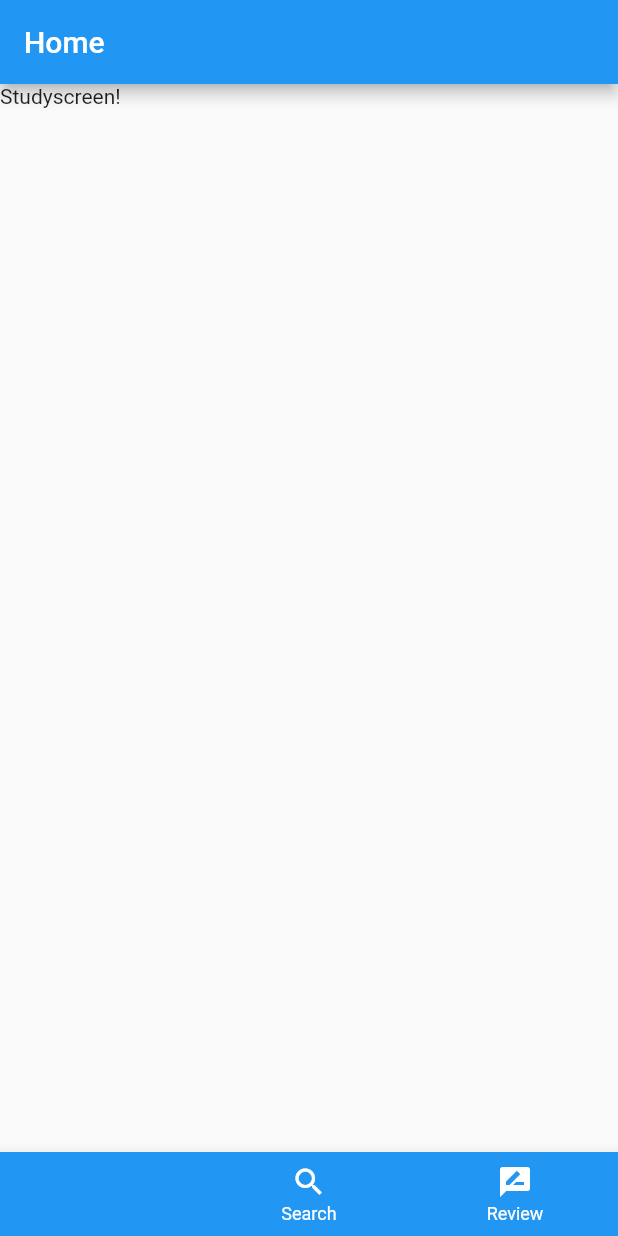
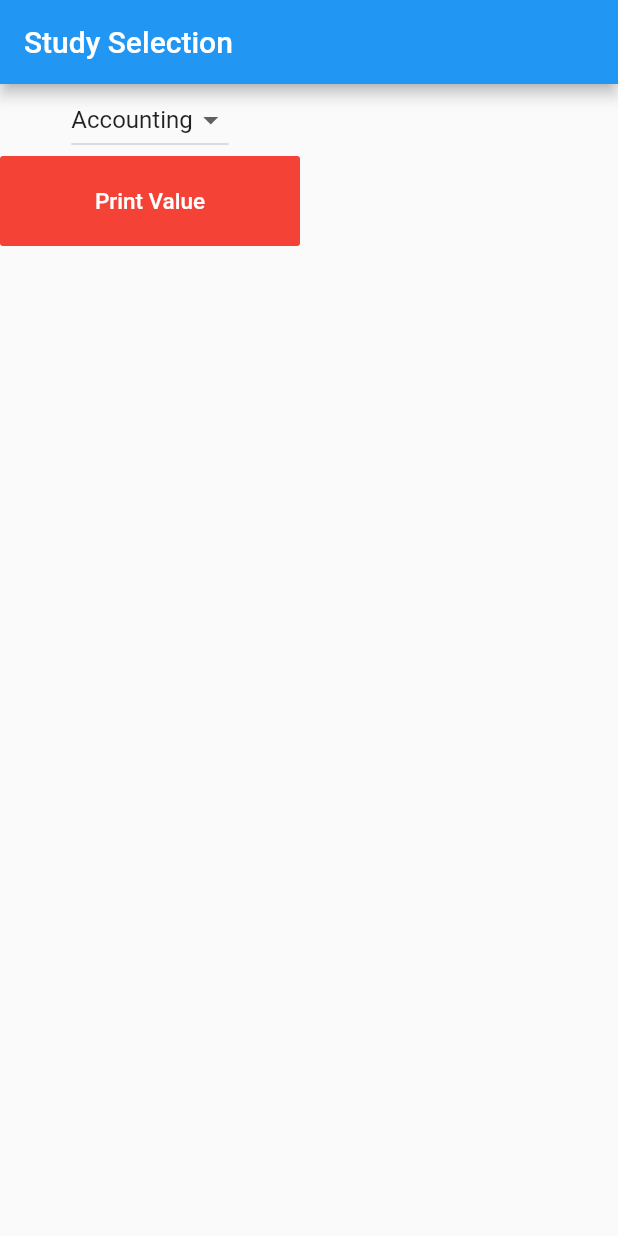
Before and after one commit to Codehoff/Mainsights, a Flutter app: the screen it shows after launch, on a phone screen of 412 x 824 dp. Run offline on Flutter 3.47's test engine with Material 2 defaults, Android fonts, the phone set to English and light mode, and no system bars; missing offline and left inert: swipedetector.

Commit message:
Study Selection

```diff
--- a/lib/main.dart
+++ b/lib/main.dart
@@ -1,10 +1,9 @@
 import 'package:flutter/material.dart';
+import 'package:flutter_complete_guide/screens/dashboardscreen.dart';
 import 'package:flutter_complete_guide/screens/reviewscreen.dart';
 import 'package:flutter_complete_guide/screens/searchscreen.dart';
 import 'package:flutter_complete_guide/screens/studyscreen.dart';
 import 'package:flutter_complete_guide/screens/tabsscreen.dart';
-
-import './widgets/flashcards.dart';
 
 void main() => runApp(MyApp());
 
@@ -18,7 +17,8 @@ class MyApp extends StatelessWidget {
         ),
         initialRoute: "/",
         routes: {
-          "/": (ctx) => TabsScreen(),
+          "/": (ctx) => DashboardScreen(),
+          DashboardScreen.routeName: (ctx) => DashboardScreen(),
           Studyscreen.routeName: (ctx) => Studyscreen(),
           Searchscreen.routeName: (ctx) => Searchscreen(),
           Reviewscreen.routeName: (ctx) => Reviewscreen(),
@@ -33,7 +33,7 @@ class MyHomePage extends StatelessWidget {
       appBar: AppBar(
         title: Text('Study Mode: Accounting'),
       ),
-      body: Reviewscreen(),
+      body: Text("data"),
     );
   }
 }
--- /dev/null
+++ b/lib/screens/dashboardscreen.dart
@@ -0,0 +1,59 @@
+import "package:flutter/material.dart";
+
+class DashboardScreen extends StatefulWidget {
+  static const routeName = "/dashboard";
+  @override
+  _DashboardScreenState createState() => _DashboardScreenState();
+}
+
+class _DashboardScreenState extends State<DashboardScreen> {
+  String dropdownValue = "Accounting";
+
+  void _printValue() {
+    print(dropdownValue);
+  }
+
+  @override
+  Widget build(BuildContext context) {
+    return Scaffold(
+        appBar: AppBar(
+          title: Text('Study Selection'),
+        ),
+        body: Column(
+          children: [
+            DropdownButton(
+              value: dropdownValue,
+              onChanged: (String newValue) {
+                setState(() {
+                  dropdownValue = newValue;
+                });
+              },
+              items: <String>["Accounting", "Process", "Valuation"]
+                  .map<DropdownMenuItem<String>>((String value) {
+                return DropdownMenuItem<String>(
+                  value: value,
+                  child: Text(value),
+                );
+              }).toList(),
+            ),
+            SizedBox(
+              width: 200,
+              height: 60,
+              child: FlatButton(
+                color: Colors.red,
+                textColor: Colors.white,
+                disabledColor: Colors.grey,
+                disabledTextColor: Colors.black,
+                padding: EdgeInsets.all(8.0),
+                splashColor: Colors.blueAccent,
+                onPressed: _printValue,
+                child: Text(
+                  "Print Value",
+                  style: TextStyle(fontSize: 15.0),
+                ),
+              ),
+            ),
+          ],
+        ));
+  }
+}
--- a/lib/screens/searchscreen.dart
+++ b/lib/screens/searchscreen.dart
@@ -10,16 +10,19 @@ class Searchscreen extends StatelessWidget {
   void _pushFlashcards() {
     final accountingFlashcards = dummyFlashcards
         .where((flashcard) => flashcard.category == "Accounting");
+    const accountingUrl =
+        "https://mainsights-1fb71.firebaseio.com/flashcards/accounting.json";
+
     final valuationFlashcards =
         dummyFlashcards.where((flashcard) => flashcard.category == "Valuation");
+    const valuationUrl =
+        "https://mainsights-1fb71.firebaseio.com/flashcards/valuation.json";
+
     final processFlashcards =
         dummyFlashcards.where((flashcard) => flashcard.category == "Process");
-    const accountingUrl =
-        "https://mainsights-1fb71.firebaseio.com/flashcards/accounting.json";
-    const valuationUrl =
-        "https://mainsights-1fb71.firebaseio.com/flashcards/valuation.json";
     const processUrl =
         "https://mainsights-1fb71.firebaseio.com/flashcards/process.json";
+
     accountingFlashcards.forEach((element) {
       http.post(
         accountingUrl,
--- a/lib/screens/tabsscreen.dart
+++ b/lib/screens/tabsscreen.dart
@@ -25,7 +25,7 @@ class _TabsScreenState extends State<TabsScreen> {
     },
   ];
 
-  int _selectedPageIndex = 0;
+  int _selectedPageIndex = 2;
 
   void _selectPage(int index) {
     setState(() {
@@ -43,8 +43,8 @@ class _TabsScreenState extends State<TabsScreen> {
       bottomNavigationBar: BottomNavigationBar(
         onTap: _selectPage,
         backgroundColor: Theme.of(context).primaryColor,
-        unselectedItemColor: Colors.white,
-        selectedItemColor: Theme.of(context).accentColor,
+        unselectedItemColor: Colors.black54,
+        selectedItemColor: Colors.white,
         currentIndex: _selectedPageIndex,
         items: [
           BottomNavigationBarItem(
```
